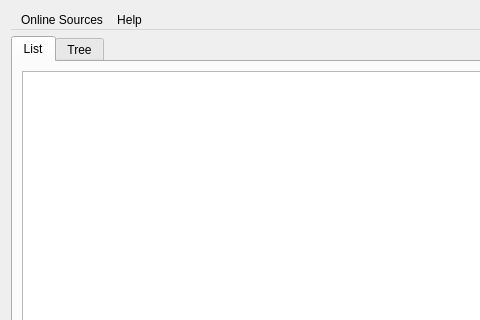
yyk99/qt_junk, file qt_tab_control/tabdialogtoo.ui: the form before one commit; both pictures show x 0 to 480 and y 0 to 320 of the 873 by 688 pixel window.
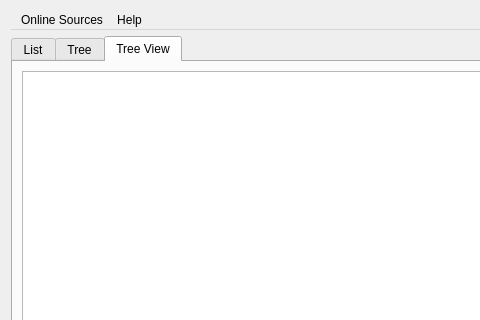
The form after the commit.

The edit to the form file:
```diff
--- a/qt_tab_control/tabdialogtoo.ui
+++ b/qt_tab_control/tabdialogtoo.ui
@@ -37,7 +37,7 @@
    <item>
     <widget class="QTabWidget" name="tabWidget">
      <property name="currentIndex">
-      <number>0</number>
+      <number>2</number>
      </property>
      <widget class="QWidget" name="tab">
       <attribute name="title">
@@ -65,6 +65,16 @@
        </item>
       </layout>
      </widget>
+     <widget class="QWidget" name="tab_tree_view">
+      <attribute name="title">
+       <string>Tree View</string>
+      </attribute>
+      <layout class="QVBoxLayout" name="verticalLayout_4">
+       <item>
+        <widget class="QTreeView" name="treeView"/>
+       </item>
+      </layout>
+     </widget>
     </widget>
    </item>
    <item>
```
Left out of the diff: 4 changed lines with no effect on the pictures.
